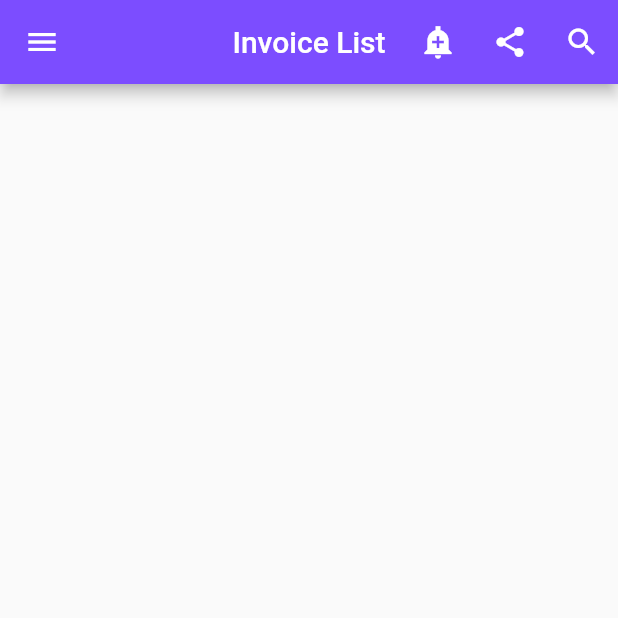
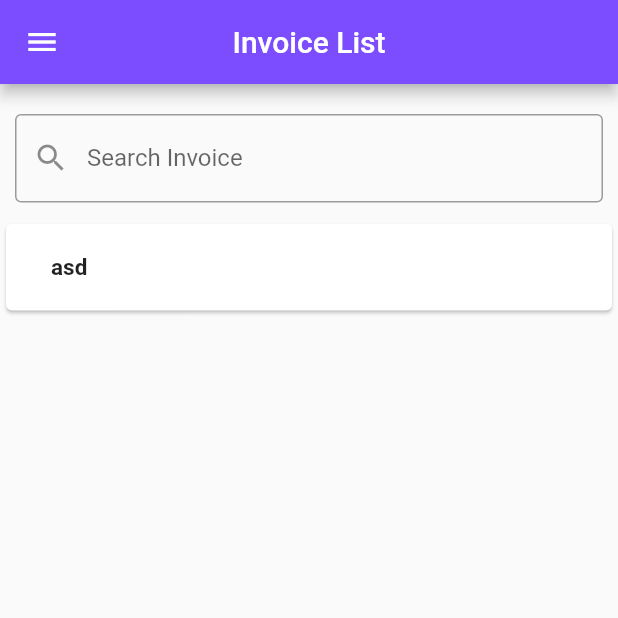
Before and after one commit to melotsui/FYP_Member, a Flutter app: the InvoiceListPage screen opened directly, on a phone screen of 412 x 824 dp, the top half of it. Run offline on Flutter 3.47's test engine with Material 2 defaults, Android fonts, the phone set to English and light mode, and no system bars; our stand-ins replace flutter_secure_storage, fluttertoast; accounts and stored records are empty; network calls fail.

Commit message:
invoice list page

```diff
--- a/lib/Invoice/invoiceList.dart
+++ b/lib/Invoice/invoiceList.dart
@@ -10,7 +10,6 @@ class InvoiceListPage extends StatefulWidget {
 }
 
 class InvoiceListPageState extends State<InvoiceListPage> {
-
   @override
   void initState() {
     // TODO: implement initState
@@ -23,26 +22,75 @@ class InvoiceListPageState extends State<InvoiceListPage> {
         backgroundColor: Colors.deepPurpleAccent,
         title: Text("Invoice List"),
         centerTitle: true,
-        actions: [
-          IconButton(
-            onPressed: () {},
-            icon: Icon(Icons.add_alert_sharp),
+        // actions: [
+        //   IconButton(
+        //     onPressed: () {},
+        //     icon: Icon(Icons.add_alert_sharp),
+        //   ),
+        //   IconButton(
+        //     onPressed: () {},
+        //     icon: Icon(Icons.share),
+        //   ),
+        //   IconButton(
+        //     onPressed: () {},
+        //     icon: Icon(Icons.search),
+        //   ),
+        // ],
+      ),
+      drawer: NavigationBarPageState().navBar(context),
+      body: Column(
+        children: <Widget>[
+          Container(
+            padding: EdgeInsets.only(top: 20, left: 10, right: 10, bottom: 10),
+            child: TextField(
+              // obscureText: true,
+              decoration: InputDecoration(
+                prefixIcon: Icon(Icons.search),
+                border: OutlineInputBorder(),
+                labelText: 'Search Invoice',
+              ),
+              onChanged: (text) {
+                // searchProduct = [];
+                // print(searchProduct);
+                // print(product);
+                // if (text != "") {
+                //   for (int i = 0; i < product.length; i++) {
+                //     if (product[i]
+                //         .productName
+                //         .toLowerCase()
+                //         .contains(text.toLowerCase())) {
+                //       searchProduct.add(product[i]);
+                //     }
+                //   }
+                // } else {
+                //   searchProduct = product;
+                // }
+                // setState(() {});
+              },
+            ),
           ),
-          IconButton(
-            onPressed: () {},
-            icon: Icon(Icons.share),
-          ),
-          IconButton(
-            onPressed: () {},
-            icon: Icon(Icons.search),
+          Card(
+            child: Container(
+              width: double.infinity,
+              child: Column(
+                children: <Widget>[
+                  Container(
+                    padding: EdgeInsets.only(left: 30, top: 20, bottom: 20),
+                    alignment: Alignment.centerLeft,
+                    child: Text(
+                      "asd",
+                      style: TextStyle(
+                        fontWeight: FontWeight.bold,
+                        fontSize: 15
+                      ),
+                    ),
+                  ),
+                ],
+              ),
+            ),
           ),
         ],
       ),
-      drawer: NavigationBarPageState().navBar(context),
-      // body:
-      // ElevatedButton(onPressed: (){
-      //   Navigator.push(context, MaterialPageRoute(builder: (context) => new HomePage()));
-      // }, child: Text("haha"),),
     );
   }
 }
--- a/lib/Product/productList.dart
+++ b/lib/Product/productList.dart
@@ -29,7 +29,7 @@ class ProductListPageState extends State<ProductListPage> {
     if (currentBackPressTime == null ||
         now.difference(currentBackPressTime!) > Duration(seconds: 2)) {
       currentBackPressTime = now;
-      Fluttertoast.showToast(msg: "press one more time to close the app");
+      Fluttertoast.showToast(msg: "Press one more time to close the app");
       return Future.value(false);
     }
     return Future.value(true);
```
